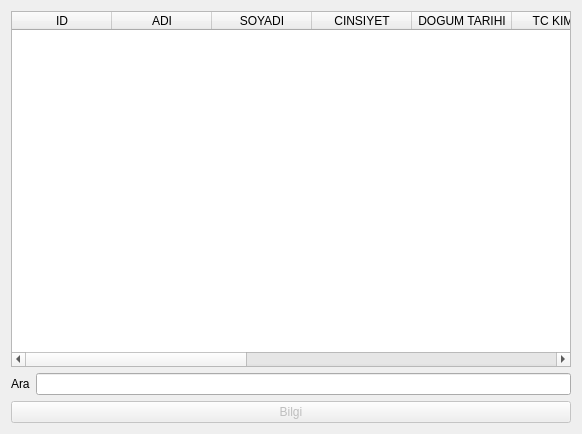
This is ui/veri-liste/dkhastaliste.ui in melihkayaduvar/saglikocagi as Qt 5 draws it before an edit. The edited form follows.
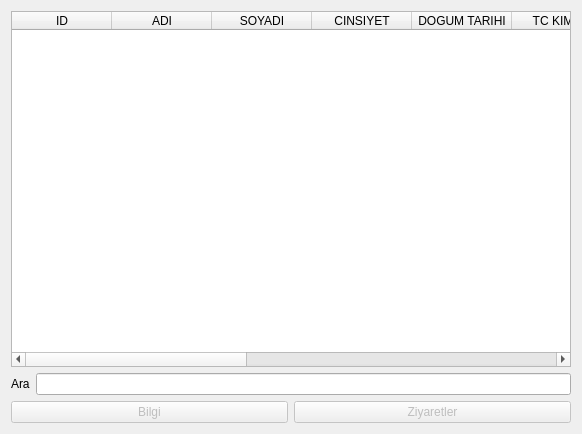
This is the edited form.

The edit to the form file:
```diff
--- a/ui/veri-liste/dkhastaliste.ui
+++ b/ui/veri-liste/dkhastaliste.ui
@@ -14,7 +14,7 @@
    <string>Hastalar</string>
   </property>
   <layout class="QGridLayout" name="gridLayout">
-   <item row="0" column="0">
+   <item row="0" column="0" colspan="2">
     <widget class="QTableWidget" name="tableWidget">
      <column>
       <property name="text">
@@ -78,7 +78,7 @@
      </column>
     </widget>
    </item>
-   <item row="1" column="0">
+   <item row="1" column="0" colspan="2">
     <layout class="QHBoxLayout" name="horizontalLayout_2">
      <item>
       <widget class="QLabel" name="lblAra">
@@ -93,10 +93,6 @@
     </layout>
    </item>
    <item row="2" column="0">
-    <layout class="QHBoxLayout" name="horizontalLayout_3">
-     <item>
-      <layout class="QHBoxLayout" name="horizontalLayout">
-       <item>
         <widget class="QPushButton" name="btnBilgi">
          <property name="enabled">
           <bool>false</bool>
@@ -106,9 +102,15 @@
          </property>
         </widget>
        </item>
-      </layout>
-     </item>
-    </layout>
+   <item row="2" column="1">
+    <widget class="QPushButton" name="btnZiyaret">
+     <property name="enabled">
+      <bool>false</bool>
+     </property>
+     <property name="text">
+      <string>Ziyaretler</string>
+     </property>
+    </widget>
    </item>
   </layout>
  </widget>
```
Lines whose indentation alone changed are shown as unchanged.
